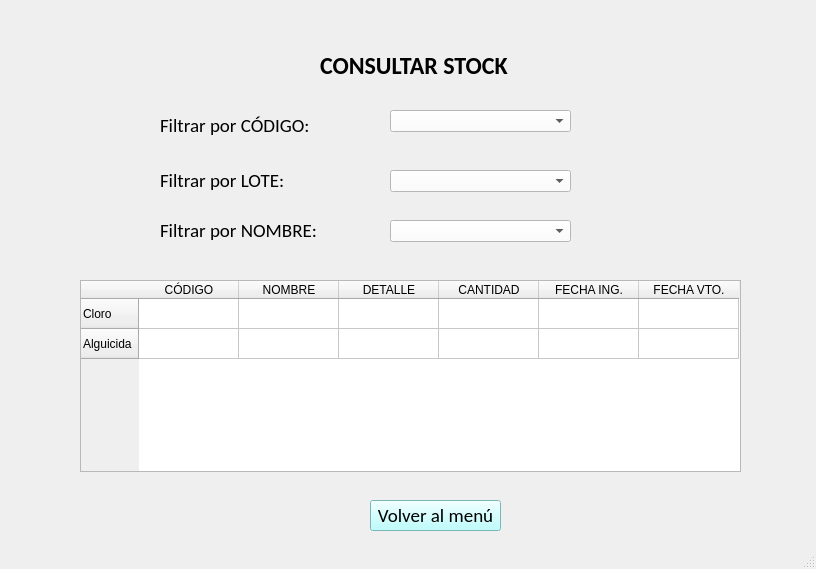
This is Views/Stock/Consultar_Stock_Ezequiel.ui in LAZAVIA/Ezequiel as Qt 5 draws it before an edit. The edited form follows.
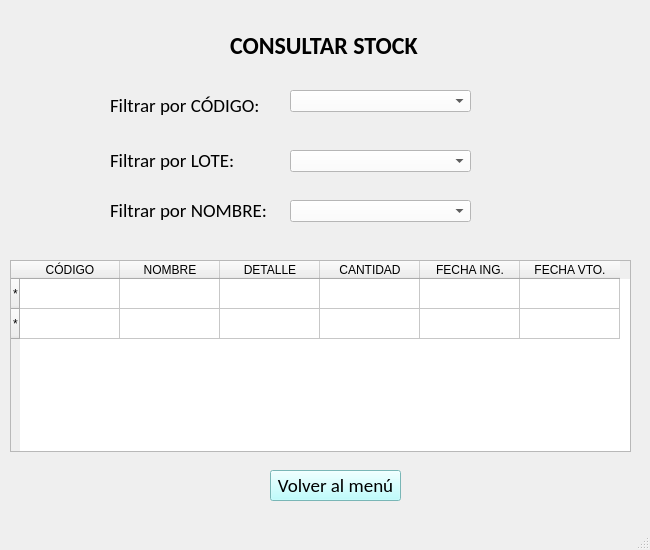
This is the edited form.

Patch:
```diff
--- a/Views/Stock/Consultar_Stock_Ezequiel.ui
+++ b/Views/Stock/Consultar_Stock_Ezequiel.ui
@@ -6,8 +6,8 @@
    <rect>
     <x>0</x>
     <y>0</y>
-    <width>816</width>
-    <height>569</height>
+    <width>650</width>
+    <height>550</height>
    </rect>
   </property>
   <property name="windowTitle">
@@ -17,20 +17,20 @@
    <widget class="QTableWidget" name="table_stock">
     <property name="geometry">
      <rect>
-      <x>80</x>
-      <y>280</y>
-      <width>661</width>
+      <x>10</x>
+      <y>260</y>
+      <width>621</width>
       <height>192</height>
      </rect>
     </property>
     <row>
      <property name="text">
-      <string>Cloro</string>
+      <string>*</string>
      </property>
     </row>
     <row>
      <property name="text">
-      <string>Alguicida</string>
+      <string>*</string>
      </property>
     </row>
     <column>
@@ -63,12 +63,17 @@
       <string>FECHA VTO.</string>
      </property>
     </column>
+    <item row="0" column="0">
+     <property name="text">
+      <string/>
+     </property>
+    </item>
    </widget>
    <widget class="QLabel" name="lbl_consultar_stock">
     <property name="geometry">
      <rect>
-      <x>320</x>
-      <y>50</y>
+      <x>230</x>
+      <y>30</y>
       <width>201</width>
       <height>31</height>
      </rect>
@@ -88,8 +93,8 @@
    <widget class="QComboBox" name="comboBox">
     <property name="geometry">
      <rect>
-      <x>390</x>
-      <y>110</y>
+      <x>290</x>
+      <y>90</y>
       <width>181</width>
       <height>22</height>
      </rect>
@@ -107,8 +112,8 @@
    <widget class="QLabel" name="lbl_filtrar_lote">
     <property name="geometry">
      <rect>
-      <x>160</x>
-      <y>170</y>
+      <x>110</x>
+      <y>150</y>
       <width>151</width>
       <height>20</height>
      </rect>
@@ -126,8 +131,8 @@
    <widget class="QPushButton" name="pushButton">
     <property name="geometry">
      <rect>
-      <x>370</x>
-      <y>500</y>
+      <x>270</x>
+      <y>470</y>
       <width>131</width>
       <height>31</height>
      </rect>
@@ -148,8 +153,8 @@
    <widget class="QComboBox" name="comboBox_2">
     <property name="geometry">
      <rect>
-      <x>390</x>
-      <y>170</y>
+      <x>290</x>
+      <y>150</y>
       <width>181</width>
       <height>22</height>
      </rect>
@@ -167,8 +172,8 @@
    <widget class="QLabel" name="lbl_filtrar_codigo">
     <property name="geometry">
      <rect>
-      <x>160</x>
-      <y>110</y>
+      <x>110</x>
+      <y>90</y>
       <width>181</width>
       <height>31</height>
      </rect>
@@ -186,8 +191,8 @@
    <widget class="QLabel" name="lbl_nombre">
     <property name="geometry">
      <rect>
-      <x>160</x>
-      <y>220</y>
+      <x>110</x>
+      <y>200</y>
       <width>161</width>
       <height>20</height>
      </rect>
@@ -205,8 +210,8 @@
    <widget class="QComboBox" name="comboBox_3">
     <property name="geometry">
      <rect>
-      <x>390</x>
-      <y>220</y>
+      <x>290</x>
+      <y>200</y>
       <width>181</width>
       <height>22</height>
      </rect>
```
Left out of the diff: 2 changed lines with no effect on the pictures.
